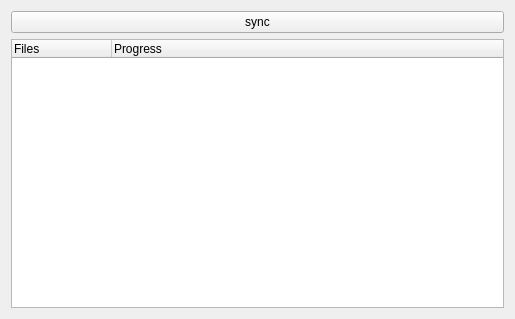
This is main_window.ui in kinnalru/davqt as Qt 5 draws it before an edit. The edited form follows.
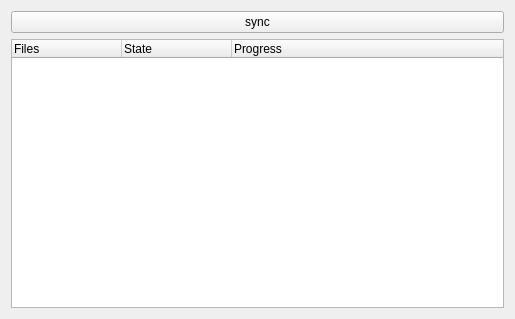
This is the edited form.

The edit to the form file:
```diff
--- a/main_window.ui
+++ b/main_window.ui
@@ -23,7 +23,7 @@
       <bool>true</bool>
      </attribute>
      <attribute name="headerDefaultSectionSize">
-      <number>100</number>
+      <number>110</number>
      </attribute>
      <attribute name="headerStretchLastSection">
       <bool>true</bool>
@@ -33,6 +33,11 @@
        <string>Files</string>
       </property>
      </column>
+     <column>
+      <property name="text">
+       <string>State</string>
+      </property>
+     </column>
      <column>
       <property name="text">
        <string>Progress</string>
```
Left out of the diff: 5 changed lines with no effect on the pictures.
